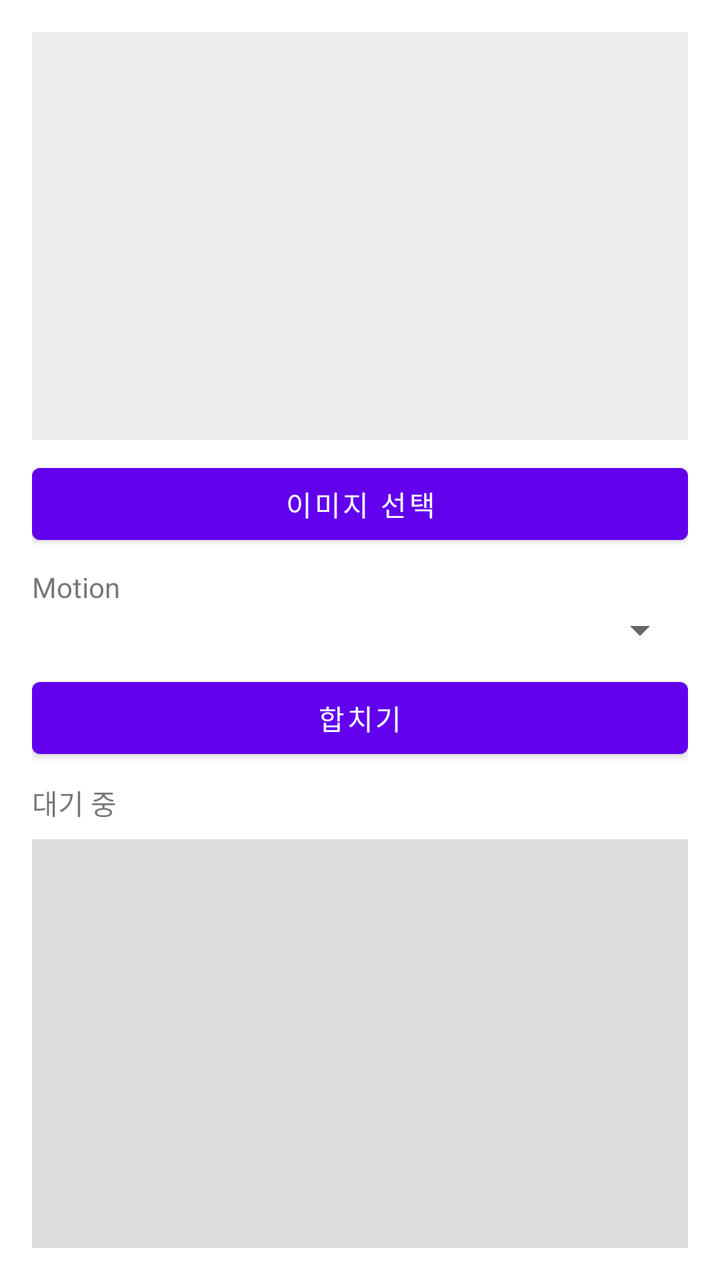
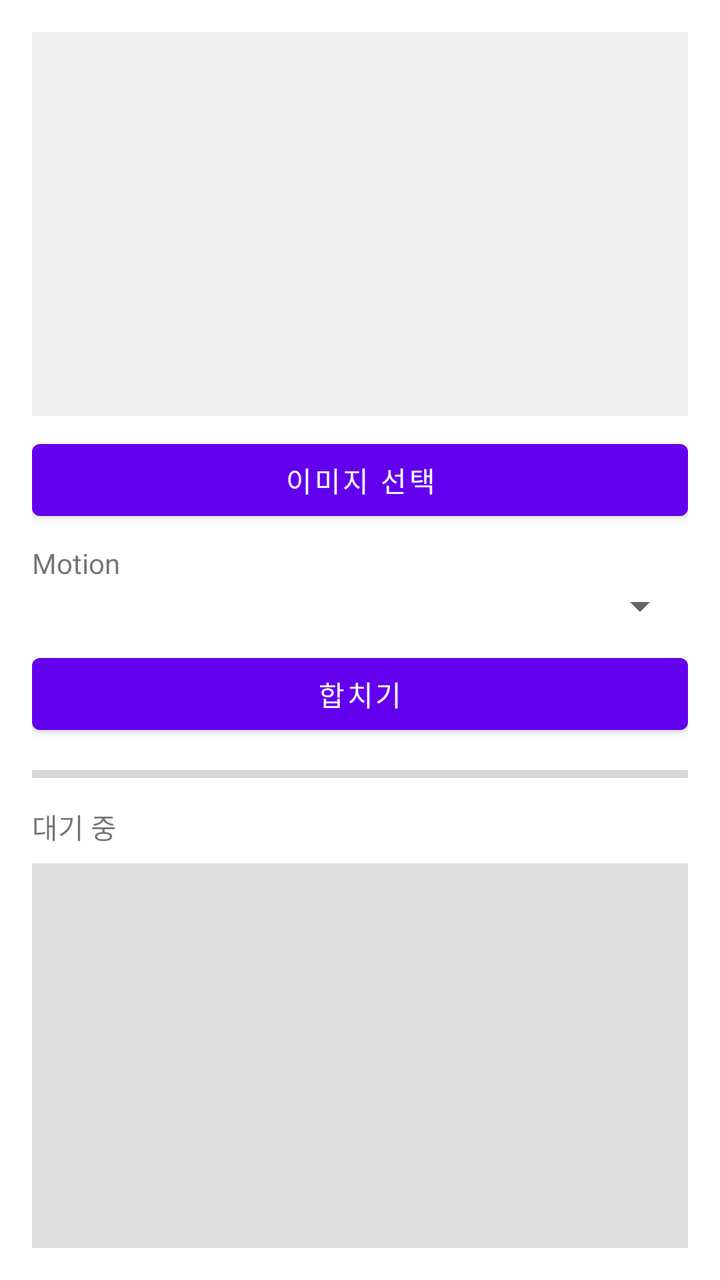

The first picture is an Android layout as it rendered before a commit; the second is the same layout after the commit. The layout source and the unified diff follow.
<!-- AndroidManifest.xml: application theme Theme.ADClient -->
<!-- res/layout/activity_main.xml -->
<?xml version="1.0" encoding="utf-8"?>
<LinearLayout xmlns:android="http://schemas.android.com/apk/res/android"
    android:layout_width="match_parent"
    android:layout_height="match_parent"
    android:orientation="vertical"
    android:padding="16dp">

    <ImageView
        android:id="@+id/imagePreview"
        android:layout_width="match_parent"
        android:layout_height="0dp"
        android:layout_weight="1"
        android:background="#EEEEEE"
        android:scaleType="fitCenter"
        android:contentDescription="picked image" />

    <LinearLayout
        android:layout_width="match_parent"
        android:layout_height="wrap_content"
        android:orientation="horizontal"
        android:layout_marginTop="8dp">

        <Button
            android:id="@+id/btnPick"
            android:layout_width="0dp"
            android:layout_height="wrap_content"
            android:layout_weight="2"
            android:text="@string/pick_image" />

        <Button
            android:id="@+id/btnRotate"
            android:layout_width="0dp"
            android:layout_height="wrap_content"
            android:layout_weight="1"
            android:layout_marginStart="8dp"
            android:text="@string/rotate"
            android:visibility="gone" />
    </LinearLayout>

    <TextView
        android:layout_width="wrap_content"
        android:layout_height="wrap_content"
        android:text="@string/motion_label"
        android:layout_marginTop="8dp" />

    <Spinner
        android:id="@+id/spinnerMotion"
        android:layout_width="match_parent"
        android:layout_height="wrap_content" />

    <Button
        android:id="@+id/btnCombine"
        android:layout_width="match_parent"
        android:layout_height="wrap_content"
        android:text="@string/combine"
        android:layout_marginTop="8dp" />

    <TextView
        android:id="@+id/statusText"
        android:layout_width="match_parent"
        android:layout_height="wrap_content"
        android:layout_marginTop="8dp"
        android:text="@string/status_idle" />

    <ImageView
        android:id="@+id/gifResult"
        android:layout_width="match_parent"
        android:layout_height="0dp"
        android:layout_weight="1"
        android:layout_marginTop="8dp"
        android:background="#DDDDDD"
        android:scaleType="fitCenter"
        android:contentDescription="result gif" />
</LinearLayout>
<!-- resources referenced by this layout -->
<resources>
  <string name="combine">합치기</string>
  <string name="motion_label">Motion</string>
  <string name="pick_image">이미지 선택</string>
  <string name="rotate">↻ 회전</string>
  <string name="status_idle">대기 중</string>
  <style name="Theme.ADClient" parent="Theme.MaterialComponents.DayNight.NoActionBar">
          <item name="colorPrimary">@color/purple_500</item>
          <item name="colorPrimaryVariant">@color/purple_700</item>
          <item name="colorOnPrimary">@android:color/white</item>
          <item name="android:statusBarColor" tools:targetApi="l">?attr/colorPrimaryVariant</item>
      </style>
  <color name="purple_500">#FF6200EE</color>
  <color name="purple_700">#FF3700B3</color>
</resources>

<!-- the commit's change to res/layout/activity_main.xml (unified diff, before → after) -->
@@ -55,6 +55,15 @@
         android:text="@string/combine"
         android:layout_marginTop="8dp" />
 
+    <ProgressBar
+        android:id="@+id/progressBar"
+        style="?android:attr/progressBarStyleHorizontal"
+        android:layout_width="match_parent"
+        android:layout_height="wrap_content"
+        android:layout_marginTop="8dp"
+        android:max="100"
+        android:progress="0" />
+
     <TextView
         android:id="@+id/statusText"
         android:layout_width="match_parent"
